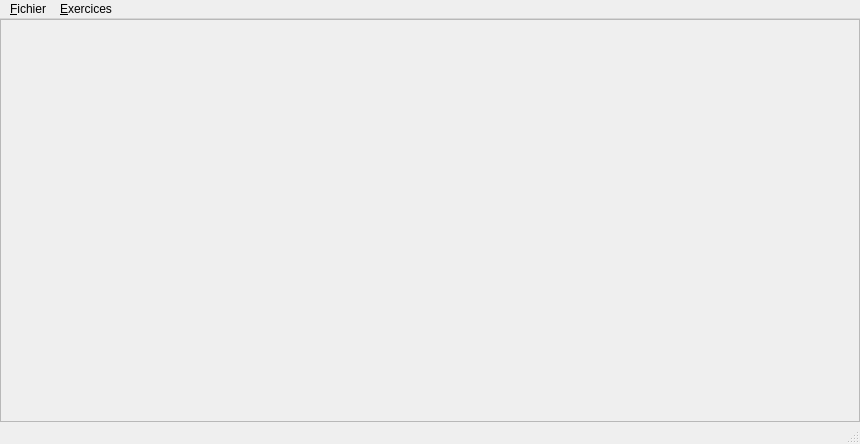
This is mainwindow.ui in Txikilinux/leterrier-mulot as Qt 5 draws it before an edit. The edited form follows.
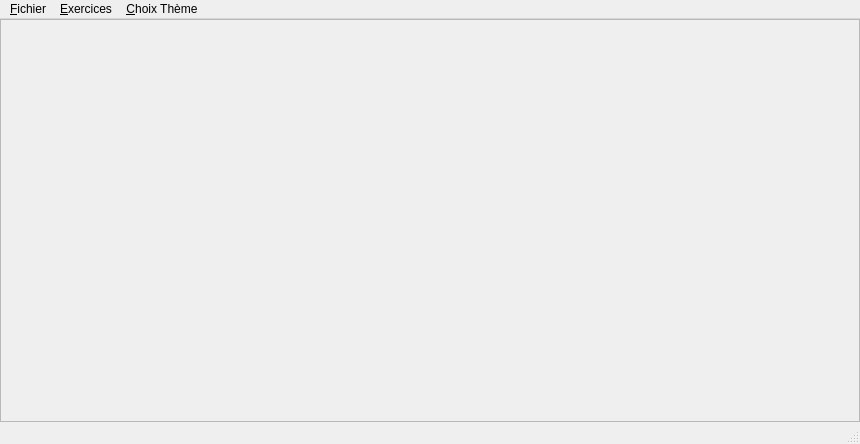
This is the edited form.

Commit message: Menu "Choix Theme" sur la fenetre d'accueil. Dezippage du .abe choisi dans un fichier temp.

Diff of the .ui file:
```diff
--- a/mainwindow.ui
+++ b/mainwindow.ui
@@ -54,8 +54,15 @@
     </property>
     <addaction name="action_Survol"/>
    </widget>
+   <widget class="QMenu" name="menuChoix_Th_mes">
+    <property name="title">
+     <string>&amp;Choix Thème</string>
+    </property>
+    <addaction name="actionDefinirTheme"/>
+   </widget>
    <addaction name="menu_Fichier"/>
    <addaction name="menuExercice"/>
+   <addaction name="menuChoix_Th_mes"/>
   </widget>
   <action name="action_Quitter">
    <property name="text">
```
Left out of the diff: 11 changed lines with no effect on the pictures. The commit also changes 5 other files.
